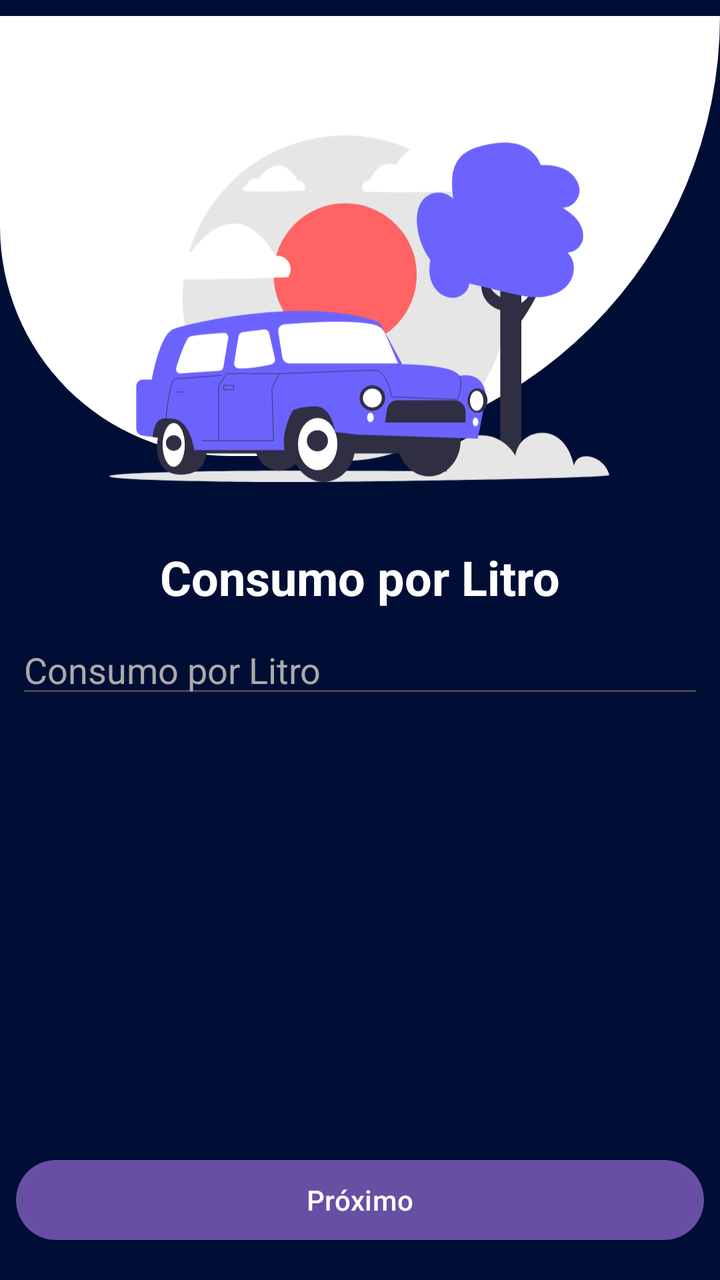
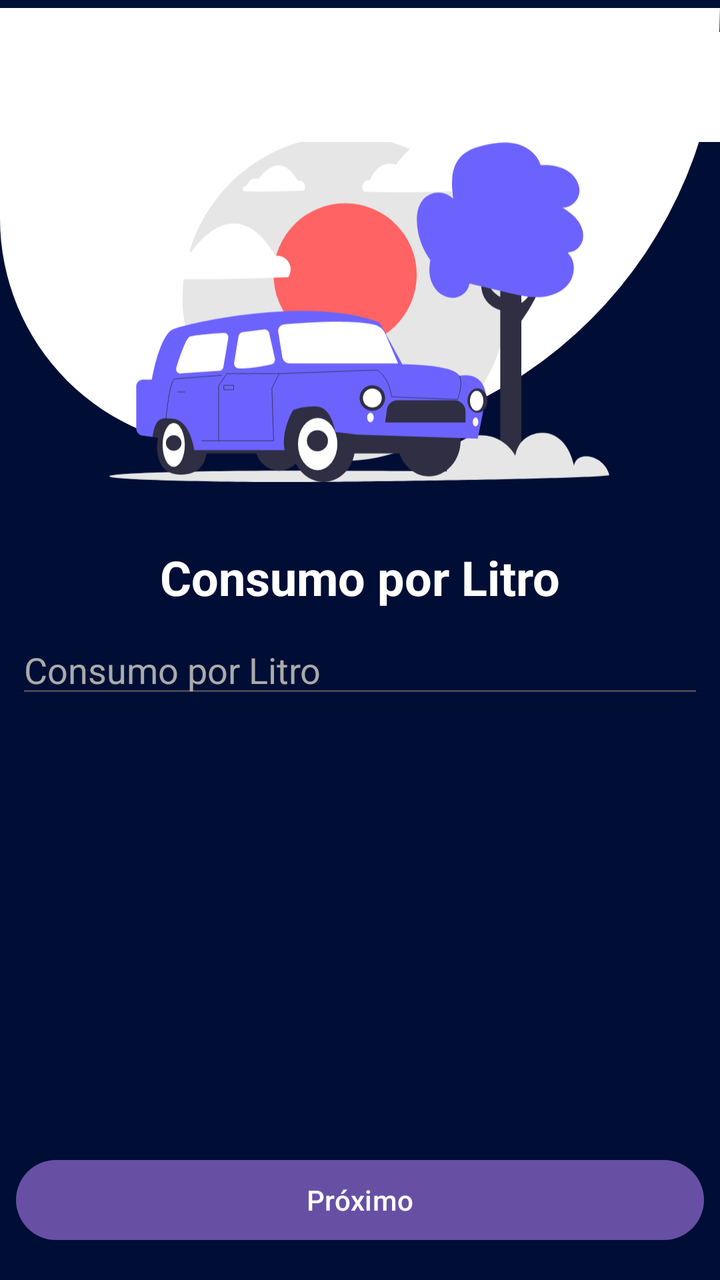

Compare the two renders of this Android layout. The source of the first and the diff that turns it into the second are given below.
<!-- AndroidManifest.xml: application theme Theme.FuelCalculator -->
<!-- res/layout/activity_consumo_por_litro.xml -->
<?xml version="1.0" encoding="utf-8"?>
<androidx.constraintlayout.widget.ConstraintLayout xmlns:android="http://schemas.android.com/apk/res/android"
    xmlns:app="http://schemas.android.com/apk/res-auto"
    xmlns:tools="http://schemas.android.com/tools"
    android:id="@+id/main"
    android:background="@color/background"
    android:layout_width="match_parent"
    android:layout_height="match_parent"
    tools:context=".ConsumoPorLitroActivity">

    <LinearLayout
        android:id="@+id/linearLayout"
        android:layout_width="match_parent"
        android:layout_height="220dp"
        android:layout_marginTop="8dp"
        android:background="@drawable/bg_rounded"
        android:gravity="center"
        app:layout_constraintEnd_toEndOf="parent"
        app:layout_constraintStart_toStartOf="parent"
        app:layout_constraintTop_toTopOf="parent" />

    <EditText
        android:id="@+id/edtConsumoLitro"
        android:layout_width="0dp"
        android:layout_height="wrap_content"
        android:layout_marginStart="8dp"
        android:layout_marginTop="8dp"
        android:layout_marginEnd="8dp"
        android:ems="10"
        android:hint="Consumo por Litro"
        android:inputType="number"
        android:textColor="@color/white"
        android:textColorHint="@android:color/darker_gray"
        app:layout_constraintEnd_toEndOf="parent"
        app:layout_constraintHorizontal_bias="0.0"
        app:layout_constraintStart_toStartOf="parent"
        app:layout_constraintTop_toBottomOf="@+id/tvConsumoTitulo" />

    <Button
        android:id="@+id/btnConsumoLitroProximo"
        android:layout_width="0dp"
        android:layout_height="wrap_content"
        android:layout_marginStart="8dp"
        android:layout_marginEnd="8dp"
        android:layout_marginBottom="16dp"
        android:text="Próximo"
        app:layout_constraintBottom_toBottomOf="parent"
        app:layout_constraintEnd_toEndOf="parent"
        app:layout_constraintStart_toStartOf="parent" />

    <ImageView
        android:id="@+id/imageView"
        android:layout_width="250dp"
        android:layout_height="220dp"
        android:layout_marginTop="16dp"
        android:src="@drawable/icon_pin_consumo"
        app:layout_constraintBottom_toBottomOf="parent"
        app:layout_constraintEnd_toEndOf="parent"
        app:layout_constraintHorizontal_bias="0.496"
        app:layout_constraintStart_toStartOf="parent"
        app:layout_constraintTop_toTopOf="parent"
        app:layout_constraintVertical_bias="0.07" />

    <TextView
        android:id="@+id/tvConsumoTitulo"
        android:layout_width="wrap_content"
        android:layout_height="wrap_content"
        android:layout_marginTop="8dp"
        android:text="Consumo por Litro"
        android:textColor="@color/white"
        android:textSize="24sp"
        android:textStyle="bold"
        app:layout_constraintEnd_toEndOf="parent"
        app:layout_constraintStart_toStartOf="parent"
        app:layout_constraintTop_toBottomOf="@+id/imageView" />
</androidx.constraintlayout.widget.ConstraintLayout>
<!-- resources referenced by this layout -->
<resources>
  <color name="background">#000E35</color>
  <color name="white">#FFFFFFFF</color>
  <!-- drawable bg_rounded (drawable) -->
  <?xml version="1.0" encoding="utf-8"?>
  <shape xmlns:android="http://schemas.android.com/apk/res/android"
      android:shape="rectangle">
  
      <solid android:color="@android:color/white"/>
  
      <corners
          android:topLeftRadius="0dp"
          android:topRightRadius="0dp"
          android:bottomLeftRadius="120dp"
          android:bottomRightRadius="230dp"/>
  
      <padding
          android:left="12dp"
          android:top="12dp"
          android:right="12dp"
          android:bottom="12dp"/>
  
  </shape>
  <!-- drawable icon_pin_consumo: vector/xml drawable (drawable, 9312 chars, omitted) -->
  <style name="Theme.FuelCalculator" parent="Base.Theme.FuelCalculator" />
  <style name="Base.Theme.FuelCalculator" parent="Theme.Material3.DayNight.NoActionBar">
          
          
      </style>
</resources>

<!-- the commit's change to res/layout/activity_consumo_por_litro.xml (unified diff, before → after) -->
@@ -12,10 +12,11 @@
         android:id="@+id/linearLayout"
         android:layout_width="match_parent"
         android:layout_height="220dp"
-        android:layout_marginTop="8dp"
+        android:layout_marginTop="4dp"
         android:background="@drawable/bg_rounded"
         android:gravity="center"
         app:layout_constraintEnd_toEndOf="parent"
+        app:layout_constraintHorizontal_bias="1.0"
         app:layout_constraintStart_toStartOf="parent"
         app:layout_constraintTop_toTopOf="parent" />
 
@@ -73,4 +74,18 @@
         app:layout_constraintEnd_toEndOf="parent"
         app:layout_constraintStart_toStartOf="parent"
         app:layout_constraintTop_toBottomOf="@+id/imageView" />
+
+    <com.google.android.material.appbar.MaterialToolbar
+        android:id="@+id/toolbar_consumo_por_litro"
+        android:layout_width="378dp"
+        android:layout_height="55dp"
+        android:layout_marginTop="16dp"
+        android:background="@color/white"
+        android:minHeight="?attr/actionBarSize"
+        app:layout_constraintEnd_toEndOf="parent"
+        app:layout_constraintHorizontal_bias="0.34"
+        app:layout_constraintStart_toStartOf="parent"
+        app:layout_constraintTop_toTopOf="parent"
+        app:title=" " />
+
 </androidx.constraintlayout.widget.ConstraintLayout>
